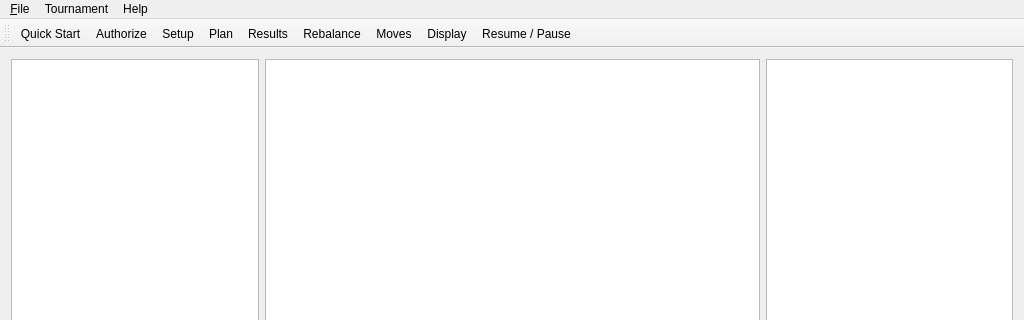
Qt form TBQt/TBMainWindow.ui (ryandrake08/td) before a commit; both pictures show x 0 to 1024 and y 0 to 320 of the 1024 by 576 pixel window.
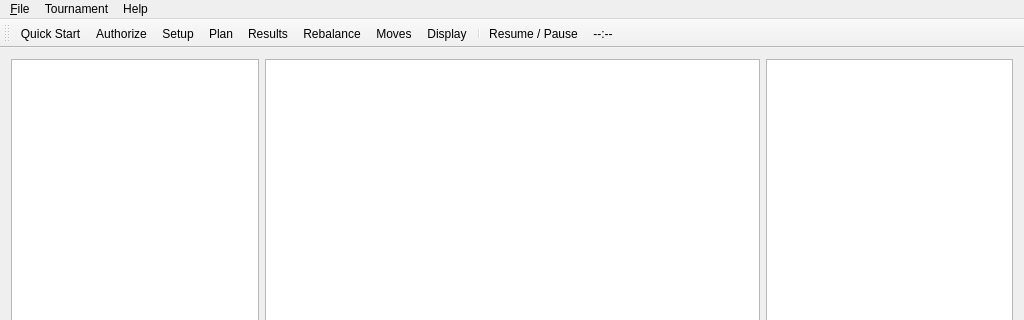
The same form after that commit. Icons and pictures are not drawn.

What changed in the file:
```diff
--- a/TBQt/TBMainWindow.ui
+++ b/TBQt/TBMainWindow.ui
@@ -148,7 +148,9 @@
    <addaction name="actionRebalance"/>
    <addaction name="actionShowMoves"/>
    <addaction name="actionShowDisplay"/>
+   <addaction name="separator"/>
    <addaction name="actionPauseResume"/>
+   <addaction name="actionTournamentClock"/>
   </widget>
   <action name="actionAbout_Poker_Buddy">
    <property name="text">
@@ -395,6 +397,14 @@
     <string>Results</string>
    </property>
   </action>
+  <action name="actionTournamentClock">
+   <property name="text">
+    <string>--:--</string>
+   </property>
+   <property name="toolTip">
+    <string>Tournament clock</string>
+   </property>
+  </action>
  </widget>
  <layoutdefault spacing="6" margin="11"/>
  <resources>
```
